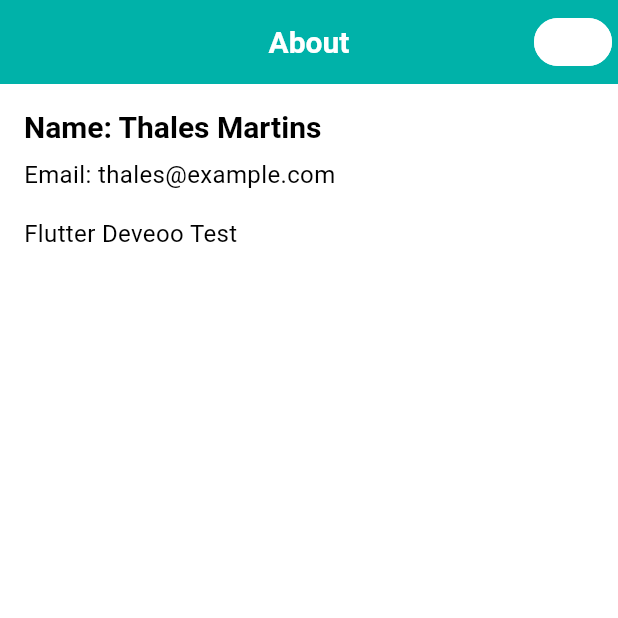
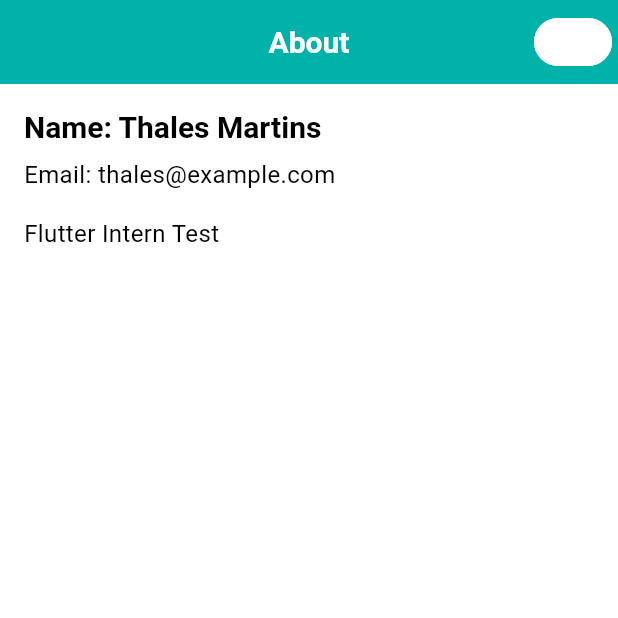
Before and after one commit to ThalesOfMiletus/deveoo-flutter-test, a Flutter app: the screen it shows after launch, item 2 of the bottom bar chosen, on a phone screen of 412 x 824 dp, the top half of it. Run offline on Flutter 3.47's test engine with Material 3 defaults, Android fonts, the phone set to English and light mode, and no system bars.

Commit message:
fix a word in about

```diff
--- a/lib/screens/home_screen.dart
+++ b/lib/screens/home_screen.dart
@@ -47,7 +47,7 @@ class _HomeScreenState extends State<HomeScreen> {
               const SizedBox(height: 8),
               Text('Email: thales@example.com', style: textTheme.bodyMedium),
               const SizedBox(height: 16),
-              Text('Flutter Deveoo Test', style: textTheme.bodyMedium),
+              Text('Flutter Intern Test', style: textTheme.bodyMedium),
             ],
           ),
         );
```
